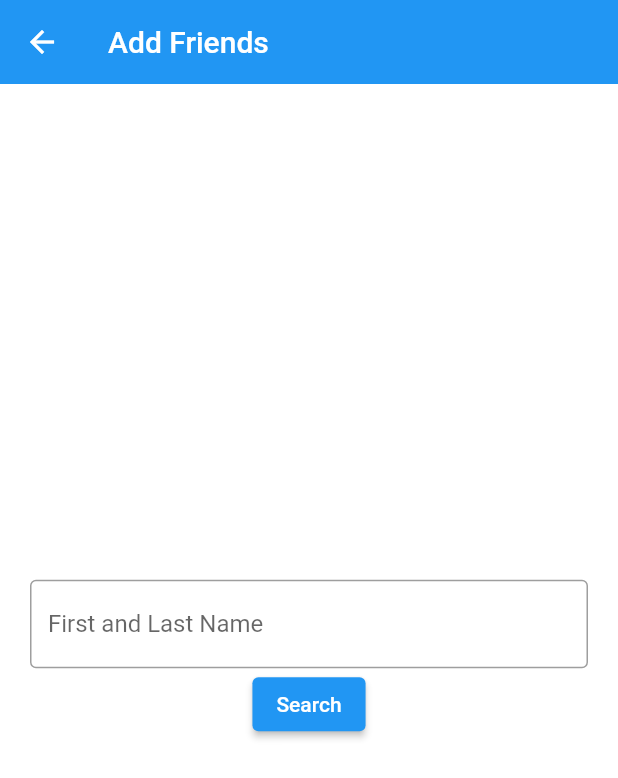
After one commit to acandelmo3/uTime, a Flutter app: the FriendsList screen opened directly, after a tap on "Add Friends", on a phone screen of 412 x 824 dp. The commit adds this screen. Shown: the top 778 px of the screen. Run offline on Flutter 3.47's test engine with Material 2 defaults, Android fonts, the phone set to English and light mode, and no system bars; our stand-ins replace cloud_firestore, firebase_auth, firebase_core; missing offline and left inert: dob_input_field, usage_stats; accounts and stored records are empty; network calls fail.

Commit message:
god damn...
Sometimes I wonder if you read these Connor. What if I had something really important to tell you in here.

Best Regards,
Anthony.

```diff
--- a/sav3/lib/auth.dart
+++ b/sav3/lib/auth.dart
@@ -7,7 +7,7 @@ class Auth {
     try {
       UserCredential result = await _auth.createUserWithEmailAndPassword(
           email: email, password: password);
-      return result.user;
+      return result.user?.getIdToken();
     } catch (e) {
       print(e.toString());
       return null;
--- a/sav3/lib/firestore.dart
+++ b/sav3/lib/firestore.dart
@@ -6,21 +6,38 @@ import 'package:cloud_firestore/cloud_firestore.dart';
 class Firestore {
   String fName = '';
   String lName = '';
+  String token = '';
 
-  void getData(String f, String l) {
+  void getData(String f, String l, String u) {
     fName = f;
     lName = l;
-    createUser(name: f + '-' + l);
+    token = u;
+    createUser(name: f + ' ' + l);
   }
 
   Future createUser({required String name}) async {
-    final docUser = FirebaseFirestore.instance.collection('users').doc('my-id');
+    final docUser = FirebaseFirestore.instance.collection('users').doc(name);
 
-    final json = {
-      'First Name': fName,
-      'Last Name': lName,
-    };
+    final json = {'First Name': fName, 'Last Name': lName, 'token': token};
 
     await docUser.set(json);
   }
+
+  Future<String> searchUsers(String name) async {
+    return await FirebaseFirestore.instance
+        .collection('users')
+        .doc(name)
+        .get()
+        .then((DocumentSnapshot documentSnapshot) {
+      if (documentSnapshot.exists) {
+        return documentSnapshot.get(FieldPath(['token']));
+      } else {
+        return 'NotFound';
+      }
+    });
+  }
+
+  void sendRequest(String token, String name) {
+
+  }
 }
--- /dev/null
+++ b/sav3/lib/screens/add_friends.dart
@@ -0,0 +1,57 @@
+import 'package:flutter/material.dart';
+import 'package:sav3/firestore.dart';
+import 'package:sav3/screens/user_profile.dart';
+
+class AddFriends extends StatelessWidget {
+  AddFriends({super.key});
+  final Firestore fs = Firestore();
+
+  @override
+  Widget build(BuildContext context) {
+    final _controller = TextEditingController();
+    String token = '';
+
+    return Scaffold(
+      backgroundColor: Colors.white,
+      appBar: AppBar(
+        backgroundColor: Colors.blue,
+        elevation: 0.0,
+        title: const Text('Add Friends'),
+      ),
+      body: Padding(
+        padding: const EdgeInsets.all(20.0),
+        child: Column(mainAxisAlignment: MainAxisAlignment.center,
+        crossAxisAlignment: CrossAxisAlignment.center, children: [
+          TextFormField(
+            controller: _controller,
+            obscureText: false,
+            decoration: const InputDecoration(
+              border: OutlineInputBorder(),
+              hintText: 'First and Last Name',
+            ),
+          ),
+          ElevatedButton(
+              child: const Text('Search'),
+              onPressed: () => fs.searchUsers(_controller.text).then(
+                    (String result) {
+                      token = result;
+                      print(token);
+                      if (token == 'NotFound') {
+                        showDialog(
+                          context: context,
+                          builder: (ctx) => AlertDialog(
+                            content: const Text(
+                                'Please enter a First and Last Name'),
+                          ),
+                        );
+                      } else {
+                        Navigator.push(context,
+                          MaterialPageRoute(builder: (context) => UserProfile(token, _controller.text)));
+                      }
+                    },
+                  )),
+        ]),
+      ),
+    );
+  }
+}
--- /dev/null
+++ b/sav3/lib/screens/friends_list.dart
@@ -0,0 +1,29 @@
+import 'package:flutter/material.dart';
+
+import 'add_friends.dart';
+
+class FriendsList extends StatelessWidget {
+  const FriendsList({super.key});
+
+  @override
+  Widget build(BuildContext context) {
+    return Scaffold(
+      backgroundColor: Colors.white,
+      appBar: AppBar(
+        backgroundColor: Colors.blue,
+        elevation: 0.0,
+        title: const Text('Friends'),),
+      body: Padding(
+        padding: const EdgeInsets.all(20.0),
+        child: Column(mainAxisAlignment: MainAxisAlignment.center,
+        crossAxisAlignment: CrossAxisAlignment.center,
+          children: [
+            ElevatedButton(
+              child: const Text('Add Friends'),
+              onPressed: () => Navigator.push(context,
+                    MaterialPageRoute(builder: (context) => AddFriends())),
+            ),
+          ]),),
+    );
+  }
+}
--- a/sav3/lib/screens/register.dart
+++ b/sav3/lib/screens/register.dart
@@ -97,7 +97,7 @@ class _RegisterState extends State<Register> {
                     if (result == null) {
                       setState(() => error = 'Please Enter a Valid Email');
                     } else {
-                      fs.getData(fName, lName);
+                      fs.getData(fName, lName, result);
                       Navigator.push(context,
                           MaterialPageRoute(builder: (context) => HomePage()));
                     }
--- /dev/null
+++ b/sav3/lib/screens/user_profile.dart
@@ -0,0 +1,38 @@
+import 'package:flutter/material.dart';
+import 'package:sav3/firestore.dart';
+
+class UserProfile extends StatelessWidget {
+  final Firestore fs = Firestore();
+  String token = '';
+  String name = '';
+
+  UserProfile(String token, String name) {
+    this.token = token;
+    this.name = name;
+  }
+
+  @override
+  Widget build(BuildContext context) {
+    return Scaffold(
+      backgroundColor: Colors.white,
+      appBar: AppBar(
+        backgroundColor: Colors.blue,
+        elevation: 0.0,
+        title: Text(name + '\'s Profile'),
+      ),
+      body: Padding(
+        padding: const EdgeInsets.all(20.0),
+        child:
+            Column(mainAxisAlignment: MainAxisAlignment.center,
+             crossAxisAlignment: CrossAxisAlignment.center, children: [
+              Text(name,
+                  textAlign: TextAlign.center,
+                  style: const TextStyle(fontSize: 20),),
+              Image(image: NetworkImage('https://static.thenounproject.com/png/5034901-200.png')),
+              ElevatedButton(child: Text('Add Friend'),
+                onPressed: () => fs.sendRequest(token, name)),
+            ]),
+      ),
+    );
+  }
+}
--- a/sav3/lib/screentime.dart
+++ b/sav3/lib/screentime.dart
@@ -1,3 +1,4 @@
+import 'package:cloud_firestore/cloud_firestore.dart';
 import 'package:usage_stats/usage_stats.dart';
 
 class Screentime {
@@ -10,6 +11,7 @@ class Screentime {
 
     List<UsageInfo> usageStats =
         await UsageStats.queryUsageStats(startDate, endDate);
-    print(usageStats.toString());
+
+    print(usageStats);
   }
 }
```
Also changed, not shown: sav3/lib/screens/home_page.dart (+7 -1 lines), 2 other files.
